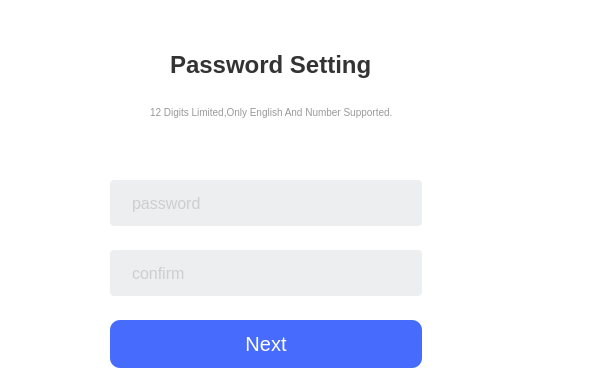
Before: the Qt Designer form passwordsetting.ui in xiaoxiaodx/NVRPRO, drawn with Qt 5.
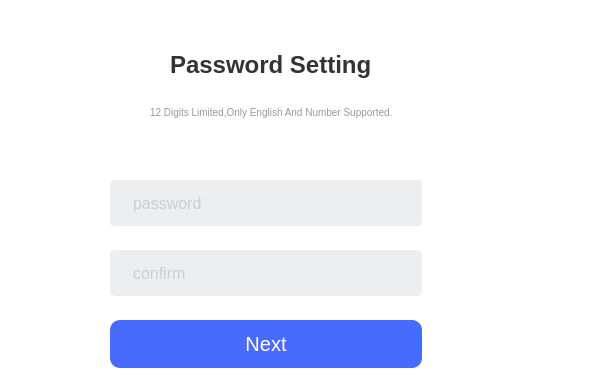
After: the same form once the commit is applied.

Diff of the .ui file:
```diff
--- a/passwordsetting.ui
+++ b/passwordsetting.ui
@@ -19,18 +19,14 @@
 }
 QLineEdit {
 	color:#ADADAD;
-    border: 0px solid rgb(41, 57, 85);
+    border: 1px solid #EDEEF0;  
     border-radius: 4px; 
     background: #EDEEF0;  
-    selection-background-color: green; 
-	font-family: &quot;Microsoft YaHei&quot;;
+    selection-background-color: #476BFD; 
     font-size: 16px ;
 	padding-left:20px;
 	padding-right:20px;
-}
- 
- QLineEdit[echoMode=&quot;2&quot;] {
-      lineedit-password-character: 9679;
+	placeholderText:&quot;password&quot;
 }
 
 QLineEdit:hover {
@@ -44,7 +40,7 @@
 	border-style:inset;  
 	border-radius:10px;  
 	color:white;
-	font-family: &quot;Microsoft YaHei&quot;;
+	font-family: &quot;Helvetica&quot;;
 	font-size: 20px;
 }
 
```
Left out of the diff: 9 changed lines with no effect on the pictures.
